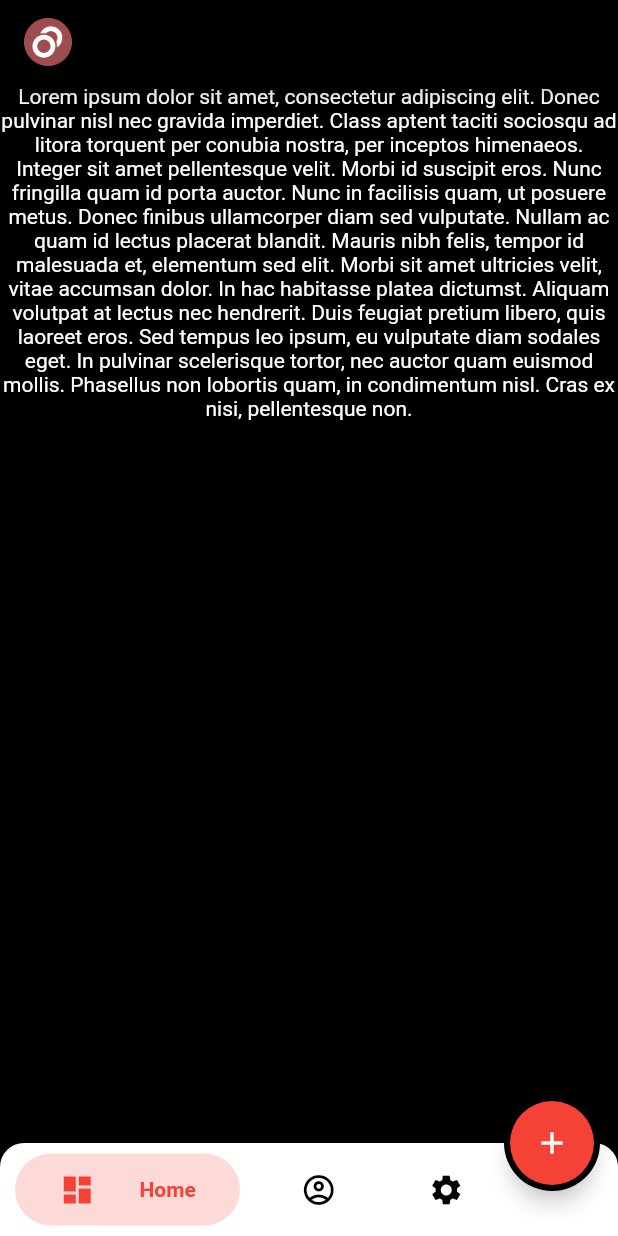
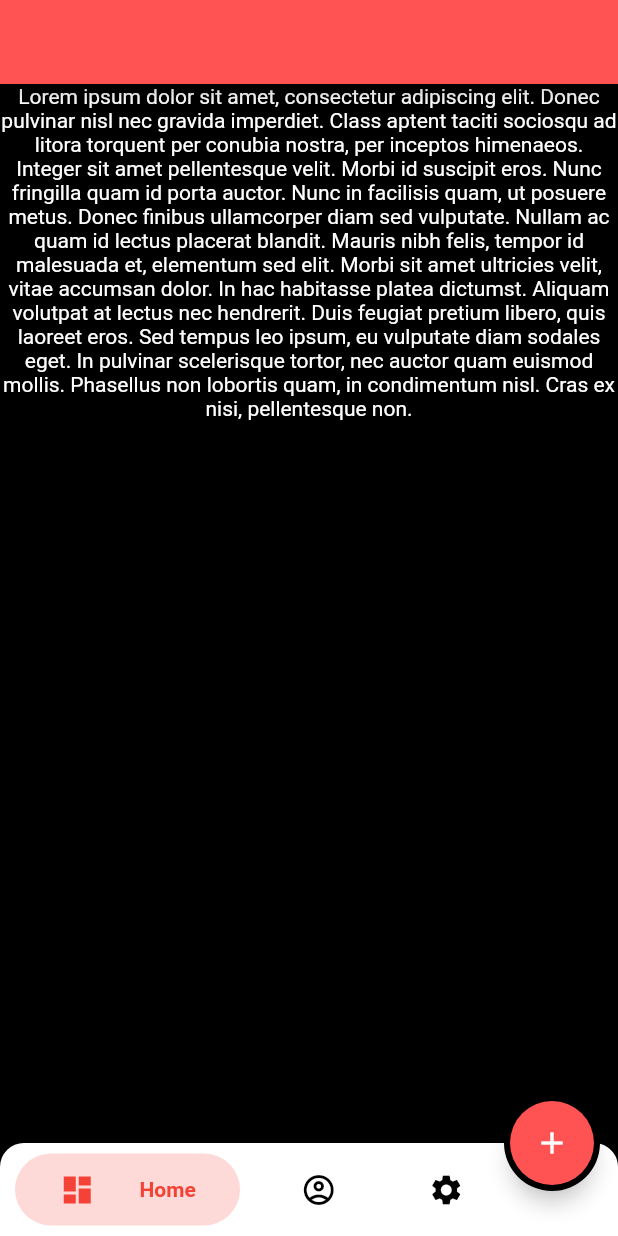
Before and after one commit to Aperii/aperii-mobile, a Flutter app: the screen it shows after launch, after a tap on the "add" icon, on a phone screen of 412 x 824 dp. Run offline on Flutter 3.47's test engine with Material 2 defaults, Android fonts, the phone set to English and light mode, and no system bars; drawn by our look-alikes of bubble_bottom_bar.

Commit message:
{EDIT} [body.dart] Modified app bar color

```diff
--- a/lib/body.dart
+++ b/lib/body.dart
@@ -28,7 +28,7 @@ class _HomepageState extends State {
     return Scaffold(
       backgroundColor: Colors.black,
       appBar: AppBar(
-        title: Row(
+        /*title: Row(
           mainAxisAlignment: MainAxisAlignment.start,
           children: [
             Image.asset(
@@ -37,19 +37,23 @@ class _HomepageState extends State {
               height: 32,
             ),
           ],
-        ),
-        backgroundColor: Colors.black,
+        ),*/
+        backgroundColor: Colors.redAccent,
+        brightness: Brightness.light,
       ),
       floatingActionButton: FloatingActionButton(
-        onPressed: () {},
+        onPressed: () {
+          print("Button pressed");
+        },
         child: Icon(Icons.add),
-        backgroundColor: Colors.red,
+        backgroundColor: Colors.redAccent,
       ),
       floatingActionButtonLocation:
       FloatingActionButtonLocation.endDocked,
 
       bottomNavigationBar:
         BubbleBottomBar(
+
           opacity: 0.2,
           backgroundColor: Colors.white,
           borderRadius: BorderRadius.vertical(
@@ -177,7 +181,7 @@ class _HomepageState extends State {
         ],
       )
           : Icon(
-        Icons.access_time,
+        Icons.settings,
         size: 150.0,
         color: Colors.deepPurple,
       ),
```
